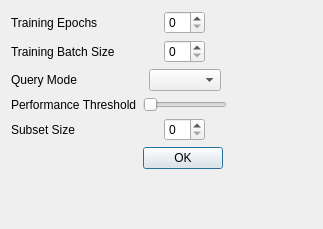
hamedhaghighi/ML-assisted-annotation, file ui_files/advanced_conf.ui: the form before one commit.
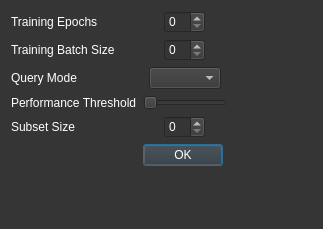
The form after the commit.

```diff
--- a/ui_files/advanced_conf.ui
+++ b/ui_files/advanced_conf.ui
@@ -13,6 +13,11 @@
   <property name="windowTitle">
    <string>Dialog</string>
   </property>
+  <property name="styleSheet">
+   <string notr="true">background-color:#353535;
+color:white;
+</string>
+  </property>
   <layout class="QFormLayout" name="formLayout">
    <item row="0" column="0">
     <layout class="QGridLayout" name="gridLayout">
```
